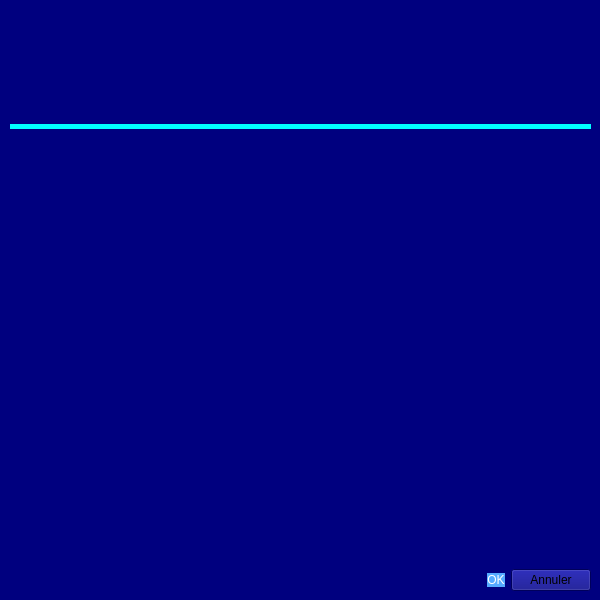
This is app/dialog_critical.ui in omegaBionic/maderation_front as Qt 5 draws it before an edit. The edited form follows.
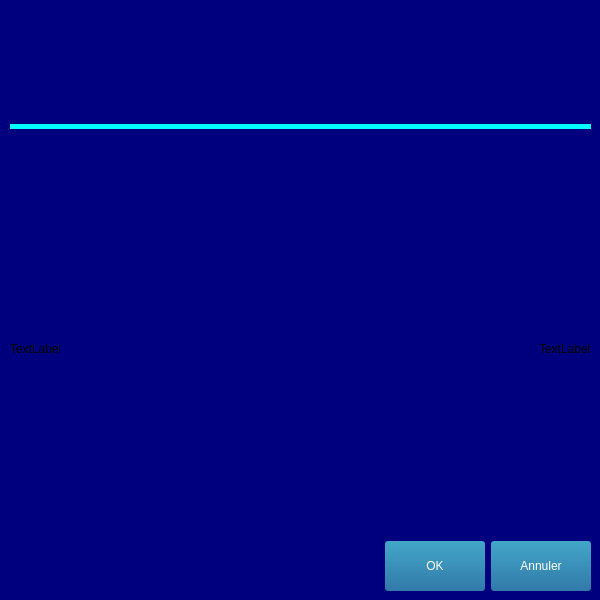
This is the edited form. Icons and pictures are not drawn.

The edit to the form file:
```diff
--- a/app/dialog_critical.ui
+++ b/app/dialog_critical.ui
@@ -94,7 +94,57 @@
       <property name="sizeHint" stdset="0">
        <size>
         <width>20</width>
-        <height>999999</height>
+        <height>40</height>
+       </size>
+      </property>
+     </spacer>
+    </item>
+    <item>
+     <layout class="QHBoxLayout" name="horizontalLayout_2">
+      <item>
+       <widget class="QLabel" name="label_3">
+        <property name="maximumSize">
+         <size>
+          <width>50</width>
+          <height>16777215</height>
+         </size>
+        </property>
+        <property name="text">
+         <string>TextLabel</string>
+        </property>
+       </widget>
+      </item>
+      <item>
+       <spacer name="horizontalSpacer_2">
+        <property name="orientation">
+         <enum>Qt::Horizontal</enum>
+        </property>
+        <property name="sizeHint" stdset="0">
+         <size>
+          <width>20</width>
+          <height>20</height>
+         </size>
+        </property>
+       </spacer>
+      </item>
+      <item>
+       <widget class="QLabel" name="label_2">
+        <property name="text">
+         <string>TextLabel</string>
+        </property>
+       </widget>
+      </item>
+     </layout>
+    </item>
+    <item>
+     <spacer name="verticalSpacer_2">
+      <property name="orientation">
+       <enum>Qt::Vertical</enum>
+      </property>
+      <property name="sizeHint" stdset="0">
+       <size>
+        <width>20</width>
+        <height>40</height>
        </size>
       </property>
      </spacer>
@@ -117,9 +167,12 @@
       <item>
        <widget class="QPushButton" name="pushButton_2">
         <property name="styleSheet">
-         <string notr="true">background-color: rgb(85, 170, 255);
-color: white;
-border-radius: 10px;</string>
+         <string notr="true">background-color: qlineargradient(spread:pad, x1:1, y1:1, x2:1, y2:0, stop:0 rgba(49, 121, 169, 255), stop:1 rgba(67, 167, 200, 255));
+border-radius : 3px;
+width : 100px;
+height : 50px;
+font: 10pt &quot;Futura Lt BT&quot;;
+color : rgb(255,255,255);</string>
         </property>
         <property name="text">
          <string>OK</string>
@@ -128,6 +181,14 @@
       </item>
       <item>
        <widget class="QPushButton" name="pushButton">
+        <property name="styleSheet">
+         <string notr="true">background-color: qlineargradient(spread:pad, x1:1, y1:1, x2:1, y2:0, stop:0 rgba(49, 121, 169, 255), stop:1 rgba(67, 167, 200, 255));
+border-radius : 3px;
+width : 100px;
+height : 50px;
+font: 10pt &quot;Futura Lt BT&quot;;
+color : rgb(255,255,255);</string>
+        </property>
         <property name="text">
          <string>Annuler</string>
         </property>
```
